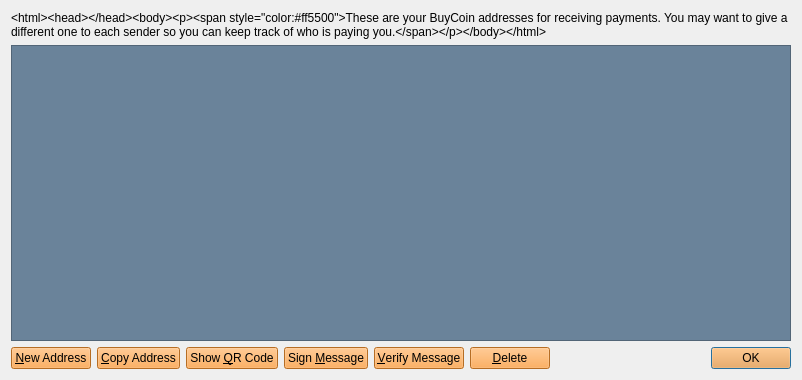
First picture: the form in src/qt/forms/addressbookpage.ui, repository buycoin-dev/BCP_Coin, before the edit.
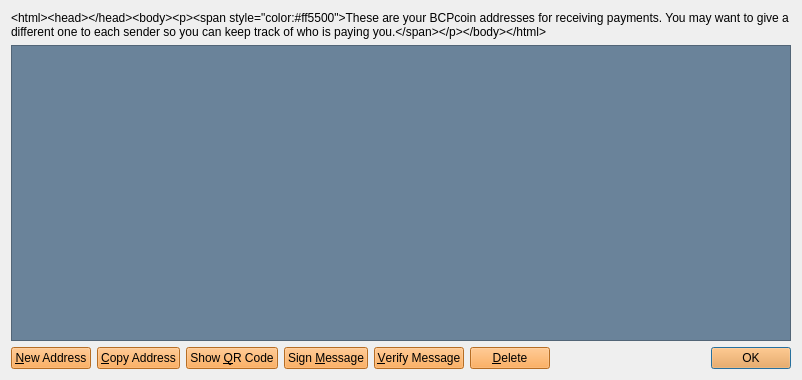
Second picture: the form after the edit. Icons and pictures are not drawn.

Patch:
```diff
--- a/src/qt/forms/addressbookpage.ui
+++ b/src/qt/forms/addressbookpage.ui
@@ -23,7 +23,7 @@
       <string notr="true">background-image: url(:/images/bgbfree);</string>
      </property>
      <property name="text">
-      <string>&lt;html&gt;&lt;head/&gt;&lt;body&gt;&lt;p&gt;&lt;span style=&quot; color:#ff5500;&quot;&gt;These are your BuyCoin addresses for receiving payments. You may want to give a different one to each sender so you can keep track of who is paying you.&lt;/span&gt;&lt;/p&gt;&lt;/body&gt;&lt;/html&gt;</string>
+      <string>&lt;html&gt;&lt;head/&gt;&lt;body&gt;&lt;p&gt;&lt;span style=&quot; color:#ff5500;&quot;&gt;These are your BCPcoin addresses for receiving payments. You may want to give a different one to each sender so you can keep track of who is paying you.&lt;/span&gt;&lt;/p&gt;&lt;/body&gt;&lt;/html&gt;</string>
      </property>
      <property name="textFormat">
       <enum>Qt::PlainText</enum>
```
Left out of the diff: 4 changed lines with no effect on the pictures.
